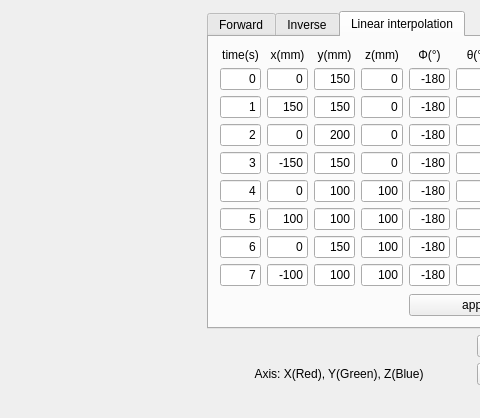
Before: the Qt Designer form PhantomX-Robot-Arm-Kit/mainwindow.ui in lego8421/PhantomX-Robot-Arm-Kit, drawn with Qt 5; both pictures show x 210 to 690 and y 0 to 418 of the 778 by 418 pixel window.
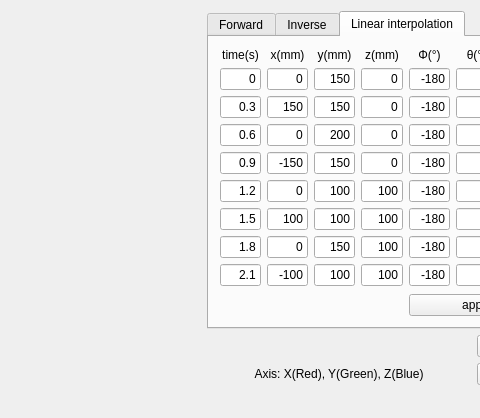
After: the same form once the commit is applied. The open tabs and pages were chosen to show the change. Icons and pictures are not drawn. Custom widgets are drawn as their Qt base class.

```diff
--- a/PhantomX-Robot-Arm-Kit/mainwindow.ui
+++ b/PhantomX-Robot-Arm-Kit/mainwindow.ui
@@ -1302,7 +1302,7 @@
             <item row="7" column="0">
              <widget class="QLineEdit" name="lineEditPathTime6">
               <property name="text">
-               <string>6</string>
+               <string>1.8</string>
               </property>
               <property name="alignment">
                <set>Qt::AlignRight|Qt::AlignTrailing|Qt::AlignVCenter</set>
@@ -1602,7 +1602,7 @@
             <item row="5" column="0">
              <widget class="QLineEdit" name="lineEditPathTime4">
               <property name="text">
-               <string>4</string>
+               <string>1.2</string>
               </property>
               <property name="alignment">
                <set>Qt::AlignRight|Qt::AlignTrailing|Qt::AlignVCenter</set>
@@ -1642,7 +1642,7 @@
             <item row="6" column="0">
              <widget class="QLineEdit" name="lineEditPathTime5">
               <property name="text">
-               <string>5</string>
+               <string>1.5</string>
               </property>
               <property name="alignment">
                <set>Qt::AlignRight|Qt::AlignTrailing|Qt::AlignVCenter</set>
@@ -1775,7 +1775,7 @@
             <item row="3" column="0">
              <widget class="QLineEdit" name="lineEditPathTime2">
               <property name="text">
-               <string>2</string>
+               <string>0.6</string>
               </property>
               <property name="alignment">
                <set>Qt::AlignRight|Qt::AlignTrailing|Qt::AlignVCenter</set>
@@ -1835,7 +1835,7 @@
             <item row="2" column="0">
              <widget class="QLineEdit" name="lineEditPathTime1">
               <property name="text">
-               <string>1</string>
+               <string>0.3</string>
               </property>
               <property name="alignment">
                <set>Qt::AlignRight|Qt::AlignTrailing|Qt::AlignVCenter</set>
@@ -1862,7 +1862,7 @@
             <item row="4" column="0">
              <widget class="QLineEdit" name="lineEditPathTime3">
               <property name="text">
-               <string>3</string>
+               <string>0.9</string>
               </property>
               <property name="alignment">
                <set>Qt::AlignRight|Qt::AlignTrailing|Qt::AlignVCenter</set>
@@ -1872,7 +1872,7 @@
             <item row="8" column="0">
              <widget class="QLineEdit" name="lineEditPathTime7">
               <property name="text">
-               <string>7</string>
+               <string>2.1</string>
               </property>
               <property name="alignment">
                <set>Qt::AlignRight|Qt::AlignTrailing|Qt::AlignVCenter</set>
```
Left out of the diff: 2 changed lines with no effect on the pictures.
